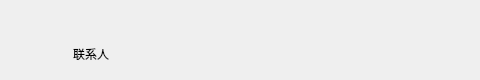
The window that LNKWallet/contact/ContactBriefWidget.ui (HcashOrg/hx-indicator) describes before a commit, drawn with Qt 5; both pictures show x 0 to 480 and y 0 to 80 of the 768 by 80 pixel window.
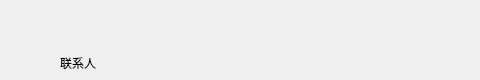
The same window after the commit.

Diff of the .ui file:
```diff
--- a/LNKWallet/contact/ContactBriefWidget.ui
+++ b/LNKWallet/contact/ContactBriefWidget.ui
@@ -21,8 +21,8 @@
   <widget class="QLabel" name="title_label">
    <property name="geometry">
     <rect>
-     <x>73</x>
-     <y>41</y>
+     <x>60</x>
+     <y>50</y>
      <width>200</width>
      <height>26</height>
     </rect>
```
Left out of the diff: 4 changed lines with no effect on the pictures.
